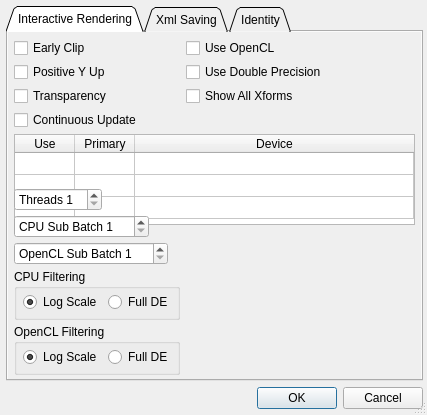
This is Source/Fractorium/OptionsDialog.ui in iznotek/fractorium as Qt 5 draws it before an edit. The edited form follows.
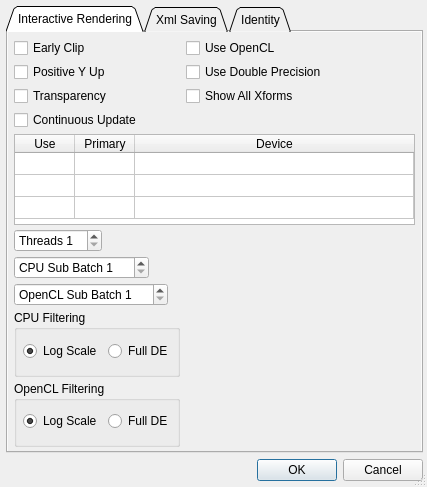
This is the edited form. Custom widgets are drawn as their Qt base class.

Commit message:
--User changes: 	Resize options and about dialogs for Linux.
--Bug fixes:
	Null check on file close in ReadFile().

Patch:
```diff
--- a/Source/Fractorium/OptionsDialog.ui
+++ b/Source/Fractorium/OptionsDialog.ui
@@ -7,11 +7,11 @@
     <x>0</x>
     <y>0</y>
     <width>427</width>
-    <height>415</height>
+    <height>487</height>
    </rect>
   </property>
   <property name="sizePolicy">
-   <sizepolicy hsizetype="MinimumExpanding" vsizetype="Fixed">
+   <sizepolicy hsizetype="MinimumExpanding" vsizetype="MinimumExpanding">
     <horstretch>0</horstretch>
     <verstretch>0</verstretch>
    </sizepolicy>
@@ -25,7 +25,7 @@
   <property name="maximumSize">
    <size>
     <width>16777215</width>
-    <height>415</height>
+    <height>16777215</height>
    </size>
   </property>
   <property name="windowTitle">
@@ -180,7 +180,7 @@
          <property name="minimumSize">
           <size>
            <width>0</width>
-           <height>91</height>
+           <height>87</height>
           </size>
          </property>
          <property name="maximumSize">
```
The commit also changes 2 other files.
